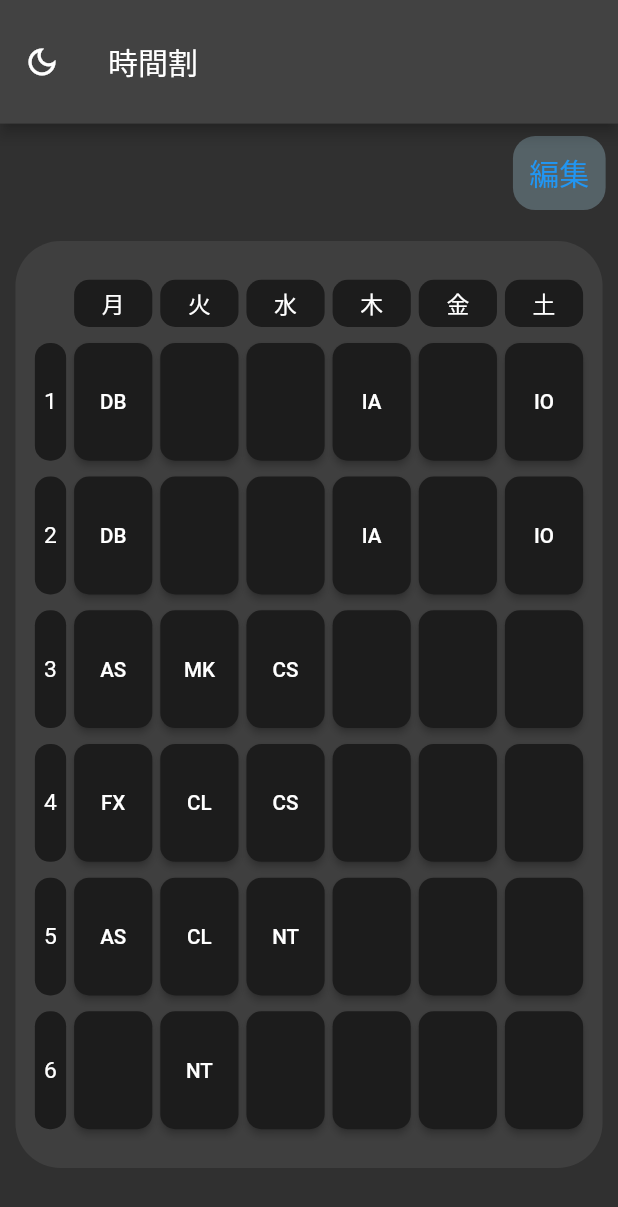
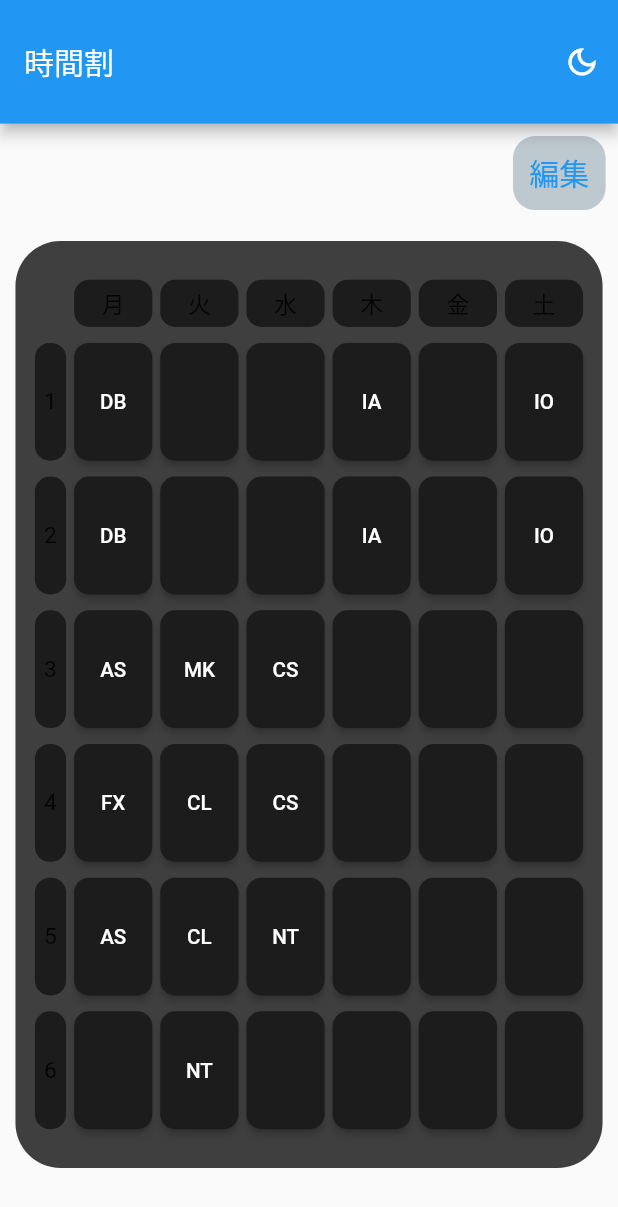
Before and after one commit to ohs-it2022/StudentSupport, a Flutter app: the screen it shows after launch, on a phone screen of 412 x 824 dp. Shown: the top 1207 px of the screen. Run offline on Flutter 3.47's test engine with Material 2 defaults, Android fonts, the light colour scheme and no system bars; our stand-ins replace auto_route, shared_preferences, table_calendar; missing offline and left inert: app_settings.

Commit message:
テーマ切り替えボタンの動作のみ実装

```diff
--- a/lib/src/sample.dart
+++ b/lib/src/sample.dart
@@ -15,10 +15,6 @@ const timeTableIcon = Icons.table_view;           // 出欠確認
 const taskRegistIcon  = Icons.book;               // 課題登録
 const timeTableChangeIcon = Icons.calendar_month; // 時間割変更
 const settingIcon = Icons.settings;               // 一般設定
-
-// TODO: isDarkの値をテーマ設定とリンクさせる
-// Darkテーマであるかどうか
-bool isDark = true;
 
 // 基本のテキスト設定
 class BasicText extends StatelessWidget {
@@ -51,14 +47,12 @@ class BasicIcon extends StatelessWidget {
   }
 }
 
-
 // 各画面のウィジェット
 class ScreenWidget extends StatelessWidget {
   final String titleTxt;
   final dynamic bodyContents;
   final int drawerFlg;
   const ScreenWidget({super.key, required this.titleTxt, required this.bodyContents, this.drawerFlg = 0});
-
 
   @override
   Widget build(BuildContext context) {
@@ -69,33 +63,47 @@ class ScreenWidget extends StatelessWidget {
     //   _drawer = null;
     // }
     var screenSize = MediaQuery.of(context).size;  // 画面のサイズを取得
-    return Scaffold(
+    return MaterialApp(
+      home: Scaffold(
         appBar: AppBar(
           title: Text(titleTxt),
           toolbarHeight: screenSize.height * 0.1,
-        leading: ThemeButton()
+          actions: const [
+            ThemeHold()
+          ],
         ),
 
         // drawer: _drawer,
 
         body: bodyContents,
+      ),
     );
   }
+}
 
+class ThemeHold extends StatefulWidget {
+  const ThemeHold({Key? key}): super(key: key);
+
+  @override
+  State<ThemeHold> createState() => _ThemeHoldState();
+}
+
+class _ThemeHoldState extends State<ThemeHold> {
+  // Darkテーマであるかどうか
+  bool isDark = true;
   // テーマ切り替えボタン
-  IconButton ThemeButton() {
+  @override
+  Widget build(BuildContext context) {
     return IconButton(
         onPressed: () {
-          // TODO: setStateが使用できなかった為一時的にエラー回避でコメントアウト
-          // setState(() {
-          //   isDark = !isDark;
-          // });
+          setState(() {
+            isDark = !isDark;
+          });
         },
         icon: Icon(isDark ? Icons.dark_mode_outlined : Icons.light_mode)
     );
   }
 }
-
 
 // ドロップダウンメニュー
 class DropdownButtonMenu extends StatefulWidget {
```
Lines whose indentation alone changed are shown as unchanged.
